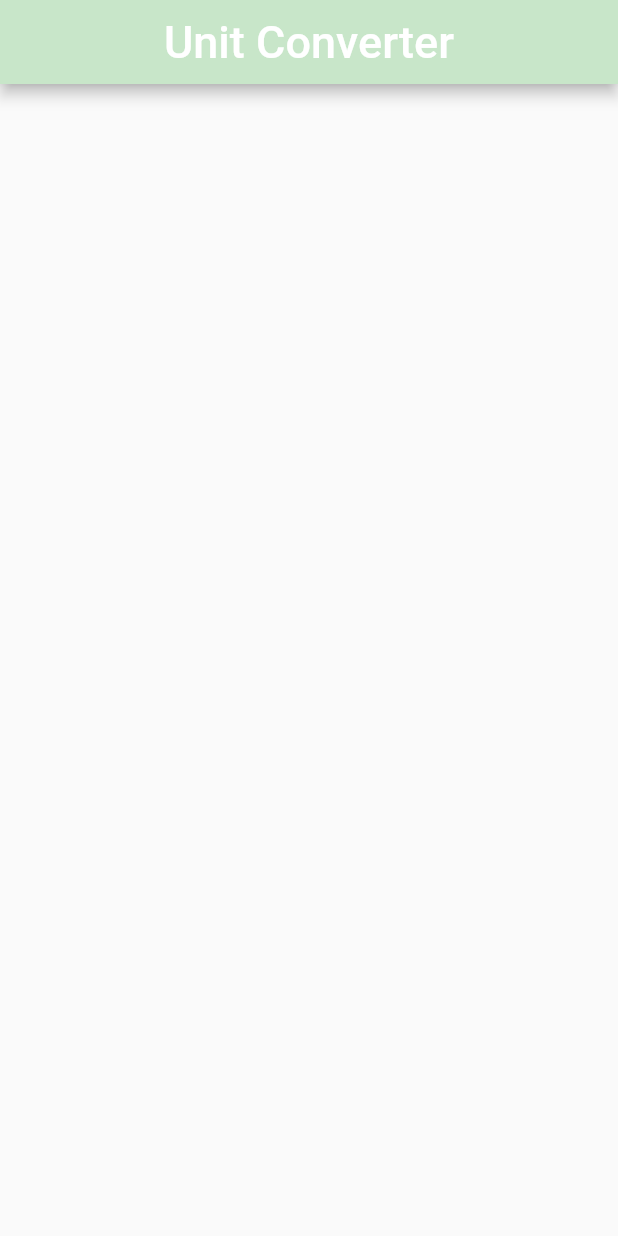
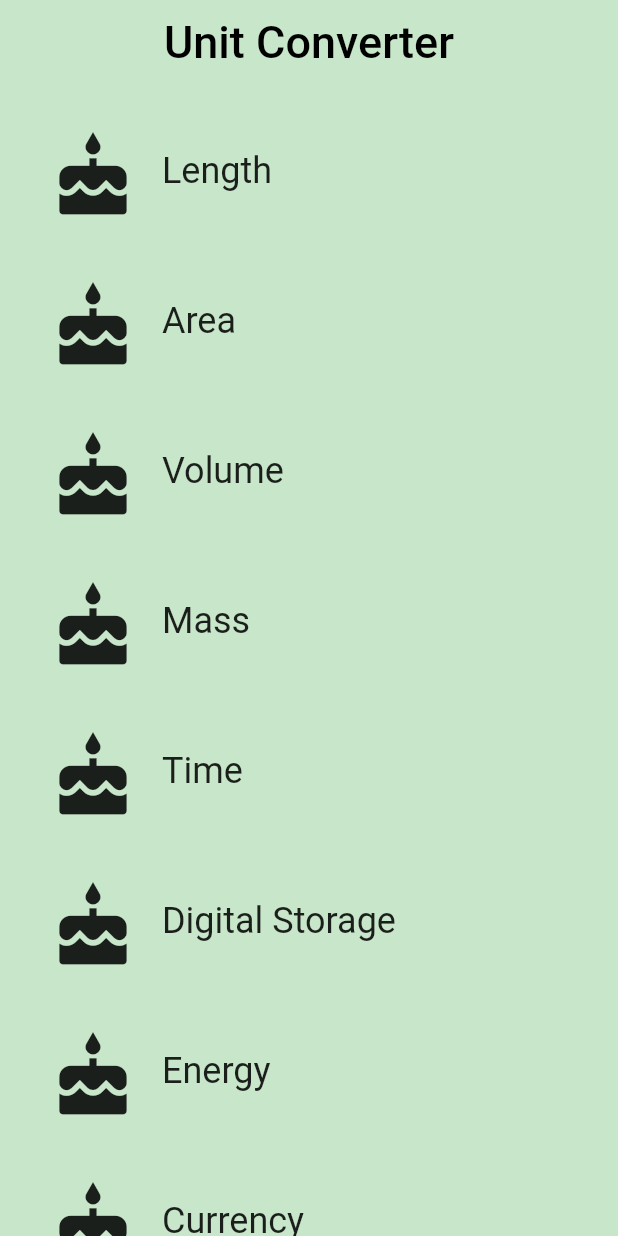
Before and after one commit to akaTJ/udacity-flutter, a Flutter app: the screen it shows after launch, on a phone screen of 412 x 824 dp. Run offline on Flutter 3.47's test engine with Material 2 defaults, Android fonts, the phone set to English and light mode, and no system bars.

Commit message:
Created list view of Categories and added a couple of more designs

```diff
--- a/task03_category_route/lib/category_route.dart
+++ b/task03_category_route/lib/category_route.dart
@@ -14,7 +14,10 @@ final _horizontalPadding = 8.0;
 final _appBarColor = Colors.green[100];
 final _appBarText = Text(
   'Unit Converter',
-  style: TextStyle(fontSize: _fontSize),
+  style: TextStyle(
+    color: Colors.black,
+    fontSize: _fontSize,
+  ),
 );
 
 /// Category Route (screen).
@@ -65,18 +68,25 @@ class CategoryRoute extends StatelessWidget {
     }
 
     // TODO: Create a list view of the Categories
-    final listView = Container();
+    final listView = ListView(
+      padding: EdgeInsets.all(_horizontalPadding),
+      children: categories,
+    );
 
     // TODO: Create an App Bar
     final appBar = AppBar(
       title: _appBarText,
       backgroundColor: _appBarColor,
       centerTitle: true,
+      elevation: _elevation,
     );
 
     return Scaffold(
       appBar: appBar,
-      body: listView,
+      body: Container(
+        color: _appBarColor,
+        child: listView,
+      ),
     );
   }
 }
```
